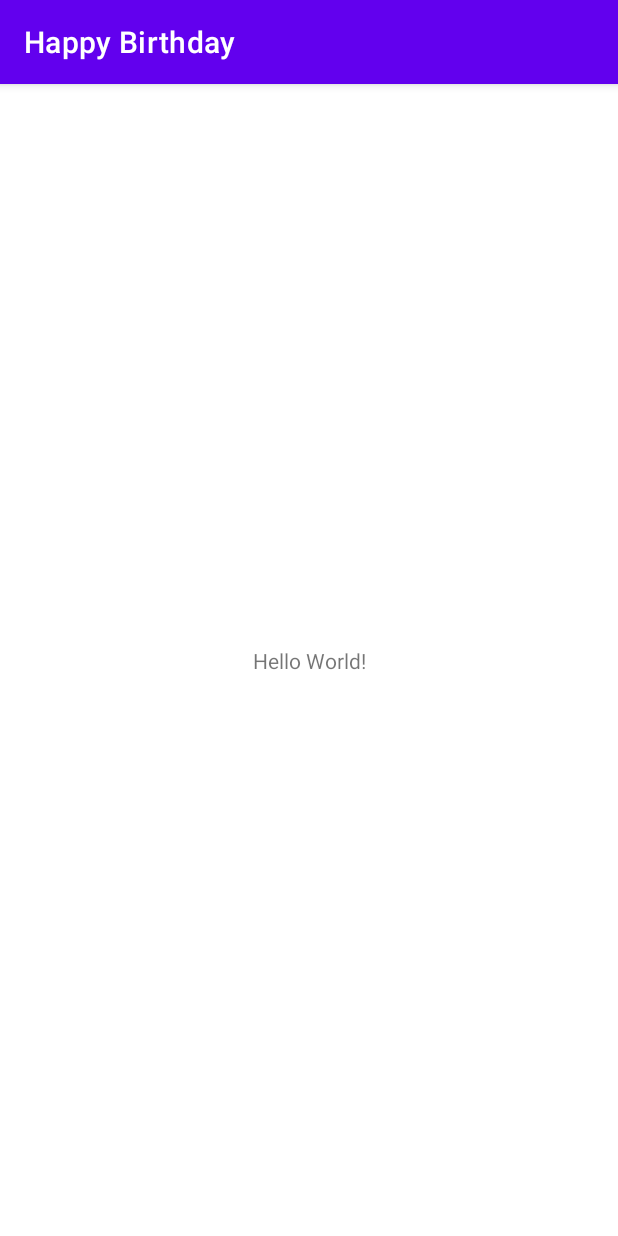
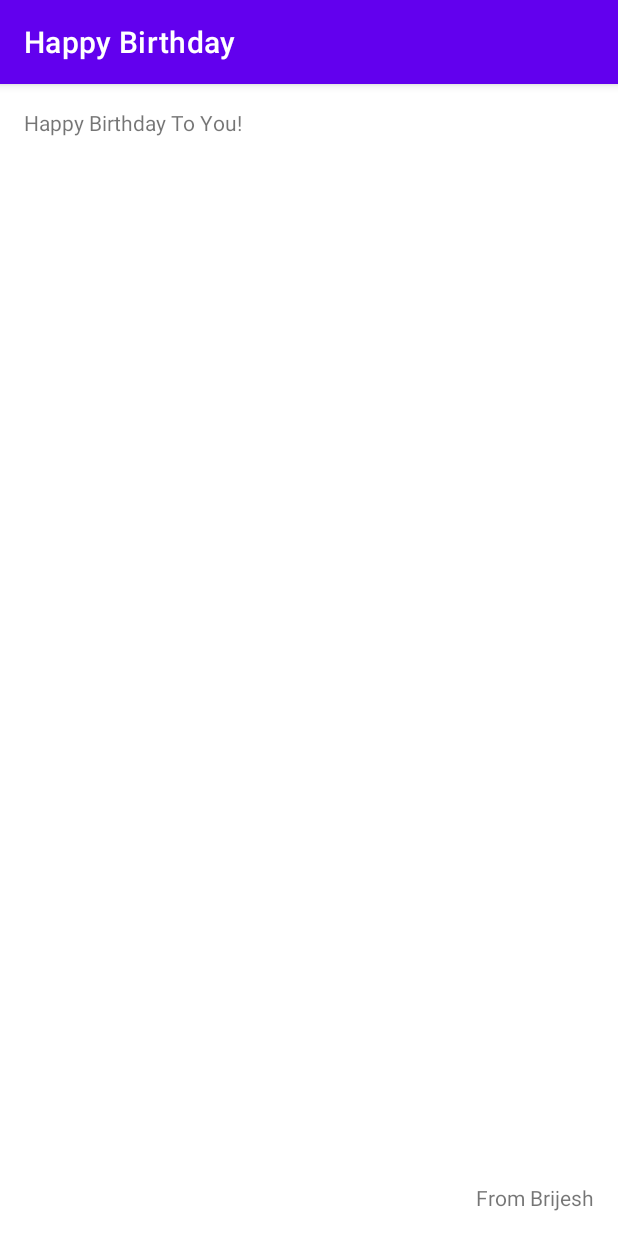
Before and after one commit to bebrijesh/HappyBirthdayApp, an Android app: the screen it shows after launch (MainActivity), on a phone screen of 412 x 824 dp. Run offline under Robolectric (Android 15) with nearby library versions, the light colour scheme and no system bars.

Commit message:
Two TextView has been added

```diff
--- a/app/src/main/res/layout/activity_main.xml
+++ b/app/src/main/res/layout/activity_main.xml
@@ -7,12 +7,22 @@
     tools:context=".MainActivity">
 
     <TextView
+        android:id="@+id/textView"
         android:layout_width="wrap_content"
         android:layout_height="wrap_content"
-        android:text="Hello World!"
-        app:layout_constraintBottom_toBottomOf="parent"
-        app:layout_constraintLeft_toLeftOf="parent"
-        app:layout_constraintRight_toRightOf="parent"
+        android:layout_marginStart="16dp"
+        android:layout_marginTop="16dp"
+        android:text="Happy Birthday To You!"
+        app:layout_constraintStart_toStartOf="parent"
         app:layout_constraintTop_toTopOf="parent" />
 
+    <TextView
+        android:id="@+id/textView2"
+        android:layout_width="wrap_content"
+        android:layout_height="wrap_content"
+        android:layout_marginEnd="16dp"
+        android:layout_marginBottom="16dp"
+        android:text="From Brijesh"
+        app:layout_constraintBottom_toBottomOf="parent"
+        app:layout_constraintEnd_toEndOf="parent" />
 </androidx.constraintlayout.widget.ConstraintLayout>
```
